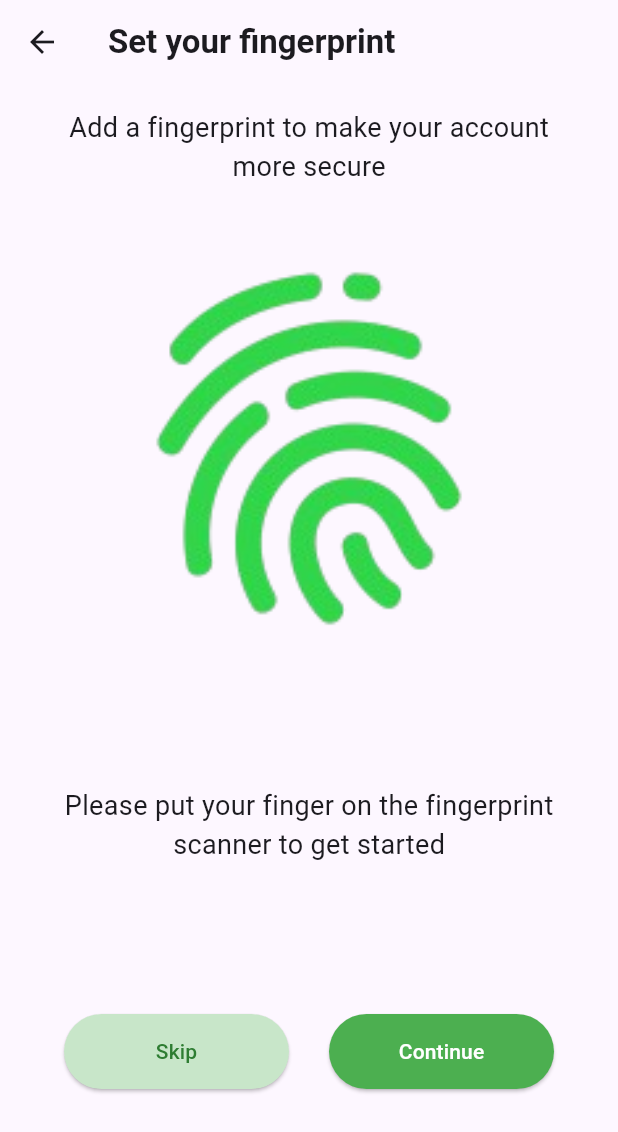
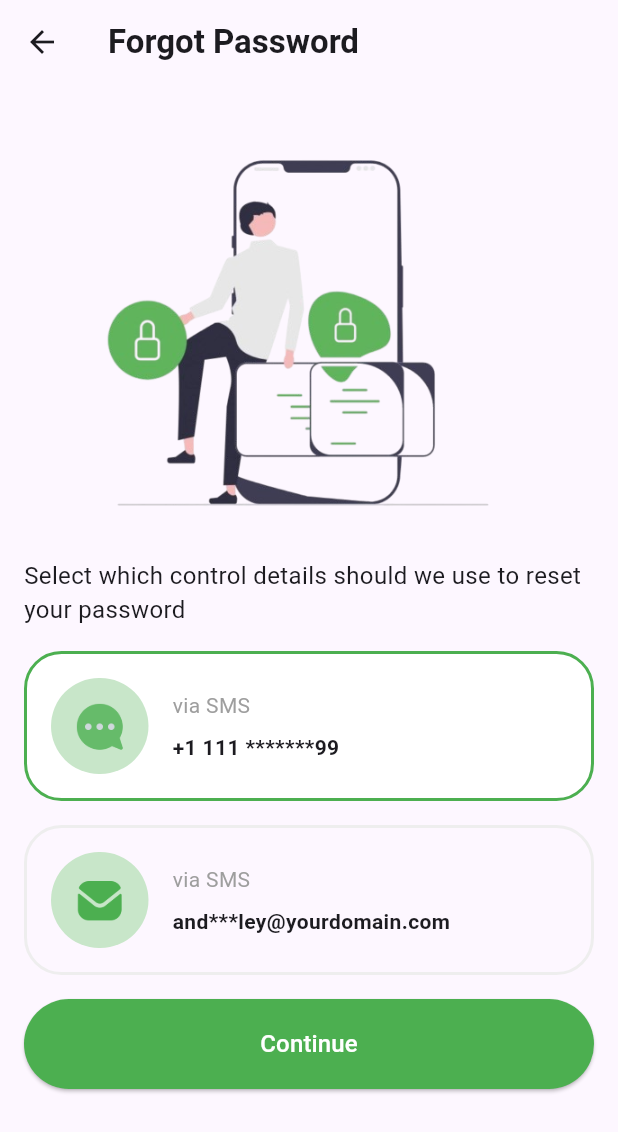
Before and after one commit to PhengMenghour/App-Develop, a Flutter app: the screen it shows after launch, on a phone screen of 412 x 824 dp. Shown: the top 1132 px of the screen. Run offline on Flutter 3.47's test engine with Material 3 defaults, Android fonts, the phone set to English and light mode, and no system bars; our stand-ins replace cloud_firestore, easy_splash_screen, firebase_auth, firebase_core, font_awesome_flutter, image_picker and 6 more; missing offline and left inert: dart:ffi, flutter_pin_code_fields; accounts and stored records are empty.

Commit message:
Added recovery screen

```diff
--- a/myapp/lib/main.dart
+++ b/myapp/lib/main.dart
@@ -9,6 +9,7 @@ import 'package:myapp/screen/home_page.dart';
 import 'package:myapp/screen/login_screen.dart';
 import 'package:myapp/screen/login_to_account_screen.dart';
 import 'package:myapp/screen/onboarding_screen.dart';
+import 'package:myapp/screen/recovery_screen.dart';
 import 'package:myapp/screen/splash_screen.dart';
 import 'package:myapp/screen/welcome_screen.dart';
 
@@ -35,7 +36,7 @@ class MyApp extends StatelessWidget {
       // "/" : (context) => OnboardingScreen()
 
       // home: OnboardingScreenTest(),
-      home: const FingerprintScreen(),
+      home: const RecoveryScreen(),
       // home: CounterStateful(buttonColor: Colors.blue),
     );
   }
--- /dev/null
+++ b/myapp/lib/screen/recovery_screen.dart
@@ -0,0 +1,236 @@
+import 'package:flutter/material.dart';
+import 'package:toggle_switch/toggle_switch.dart';
+
+class RecoveryScreen extends StatefulWidget {
+  const RecoveryScreen({super.key});
+
+  @override
+  State<RecoveryScreen> createState() => _RecoveryScreenState();
+}
+
+class _RecoveryScreenState extends State<RecoveryScreen> {
+  int selectedIndex = 0;
+
+  @override
+  Widget build(BuildContext context) {
+    final List<bool> selected = [false, false];
+    selected[selectedIndex] = true;
+
+    return Scaffold(
+      appBar: AppBar(
+        leading: IconButton(onPressed: () {}, icon: Icon(Icons.arrow_back)),
+        title: Text(
+          'Forgot Password',
+          style: TextStyle(fontWeight: FontWeight.bold),
+        ),
+      ),
+      body: Center(
+        child: Padding(
+          padding: EdgeInsets.all(16),
+          child: Column(
+            children: [
+              Image.asset(
+                'assets/images/recovery.png',
+                height: 300,
+              ),
+              Text(
+                'Select which control details should we use to reset your password',
+                style: TextStyle(fontSize: 16),
+              ),
+              const SizedBox(
+                height: 16,
+              ),
+              // ToggleButtons(
+              //     constraints: BoxConstraints(
+              //         minWidth: 275, minHeight: 75), // Set the width and height
+              //     borderRadius: BorderRadius.circular(8),
+              //     borderWidth: 2,
+              //     borderColor: Colors.grey.shade200, // Remove default border
+              //     selectedBorderColor:
+              //         Colors.green, // Remove selected border
+              //     fillColor: Colors.blue.shade100, // Background when selected
+
+              //     direction: Axis.vertical,
+              //     children: <Widget>[
+              //       Padding(
+              //           padding: const EdgeInsets.symmetric(horizontal: 10),
+              //           child: Text('via SMS')),
+              //       Padding(
+              //         padding: const EdgeInsets.symmetric(horizontal: 10),
+              //         child: Text('via Email'),
+              //       )
+              //     ],
+              //     isSelected: selected,
+              //     onPressed: (int index) {
+              //       setState(() {
+              //         selectedIndex = index;
+              //       });
+              //     })
+
+              InkWell(
+                onTap: () {
+                  setState(() {
+                    selectedIndex = 0;
+                  });
+                },
+                borderRadius: BorderRadius.circular(25),
+                child: Container(
+                  width: double.infinity,
+                  height: 100,
+                  padding: EdgeInsets.all(16),
+                  decoration: BoxDecoration(
+                    borderRadius: BorderRadius.circular(25),
+                    border: Border.all(
+                        color: selectedIndex == 0
+                            ? Colors.green
+                            : Colors.grey.shade200,
+                        width: 2),
+                    color:
+                        selectedIndex == 0 ? Colors.white : Colors.transparent,
+                  ),
+                  child: Row(
+                    mainAxisAlignment: MainAxisAlignment.start,
+                    children: [
+                      // Icons
+                      Stack(
+                        children: <Widget>[
+                          Container(
+                            width: 65,
+                            height: 75,
+                            decoration: BoxDecoration(
+                                color: Colors.green.shade100,
+                                borderRadius: BorderRadius.circular(200)),
+                          ),
+                          Positioned(
+                              top: 15,
+                              left: 15,
+                              child: Image.asset(
+                                'assets/images/bubble_speech.png',
+                                width: 35,
+                                height: 35,
+                              ))
+                        ],
+                      ),
+                      const SizedBox(
+                        width: 16,
+                      ),
+
+                      //Text
+                      Column(
+                        mainAxisAlignment: MainAxisAlignment.spaceEvenly,
+                        crossAxisAlignment: CrossAxisAlignment.start,
+                        children: [
+                          Text(
+                            'via SMS',
+                            style: TextStyle(color: Colors.grey.shade500),
+                          ),
+                          Text(
+                            '+1 111 *******99',
+                            style: TextStyle(fontWeight: FontWeight.bold),
+                          )
+                        ],
+                      )
+                    ],
+                  ),
+                ),
+              ),
+
+              const SizedBox(
+                height: 16,
+              ),
+
+              InkWell(
+                onTap: () {
+                  setState(() {
+                    selectedIndex = 1;
+                  });
+                },
+                borderRadius: BorderRadius.circular(25),
+                child: Container(
+                  width: double.infinity,
+                  height: 100,
+                  padding: EdgeInsets.all(16),
+                  decoration: BoxDecoration(
+                    borderRadius: BorderRadius.circular(25),
+                    border: Border.all(
+                        color: selectedIndex == 1
+                            ? Colors.green
+                            : Colors.grey.shade200,
+                        width: 2),
+                    color:
+                        selectedIndex == 1 ? Colors.white : Colors.transparent,
+                  ),
+                  child: Row(
+                    mainAxisAlignment: MainAxisAlignment.start,
+                    children: [
+                      // Icons
+                      Stack(
+                        children: <Widget>[
+                          Container(
+                            width: 65,
+                            height: 75,
+                            decoration: BoxDecoration(
+                                color: Colors.green.shade100,
+                                borderRadius: BorderRadius.circular(200)),
+                          ),
+                          Positioned(
+                              top: 15,
+                              left: 15,
+                              child: Image.asset(
+                                'assets/images/email.png',
+                                width: 35,
+                                height: 35,
+                                color: Colors.green,
+                              ))
+                        ],
+                      ),
+                      const SizedBox(
+                        width: 16,
+                      ),
+
+                      //Text
+                      Column(
+                        mainAxisAlignment: MainAxisAlignment.spaceEvenly,
+                        crossAxisAlignment: CrossAxisAlignment.start,
+                        children: [
+                          Text(
+                            'via SMS',
+                            style: TextStyle(color: Colors.grey.shade500),
+                          ),
+                          Text(
+                            'and***ley@yourdomain.com',
+                            style: TextStyle(fontWeight: FontWeight.bold),
+                          )
+                        ],
+                      )
+                    ],
+                  ),
+                ),
+              ),
+              const SizedBox(
+                height: 16,
+              ),
+
+              SizedBox(
+                width: double.infinity,
+                height: 60,
+                child: ElevatedButton(
+                  onPressed: () {},
+                  child: Text(
+                    'Continue', style: TextStyle(fontSize: 16),
+                  ),
+                  style: ElevatedButton.styleFrom(
+                      shape: RoundedRectangleBorder(
+                          borderRadius: BorderRadius.circular(30)),
+                      backgroundColor: Colors.green,
+                      foregroundColor: Colors.white),
+
+                ),
+              ),
+            ],
+          ),
+        ),
+      ),
+    );
+  }
+}
--- a/myapp/pubspec.yaml
+++ b/myapp/pubspec.yaml
@@ -49,6 +49,7 @@ dependencies:
   intl_phone_field: ^3.2.0
   flutter_pin_code_fields: ^1.1.0
   local_auth: ^2.3.0
+  toggle_switch: ^2.3.0
 
 dev_dependencies:
   flutter_test:
```
Also changed, not shown: myapp/assets/images/bubble_speech.png (added), myapp/assets/images/email.png (added), myapp/assets/images/recovery.png (added), myapp/pubspec.lock.
